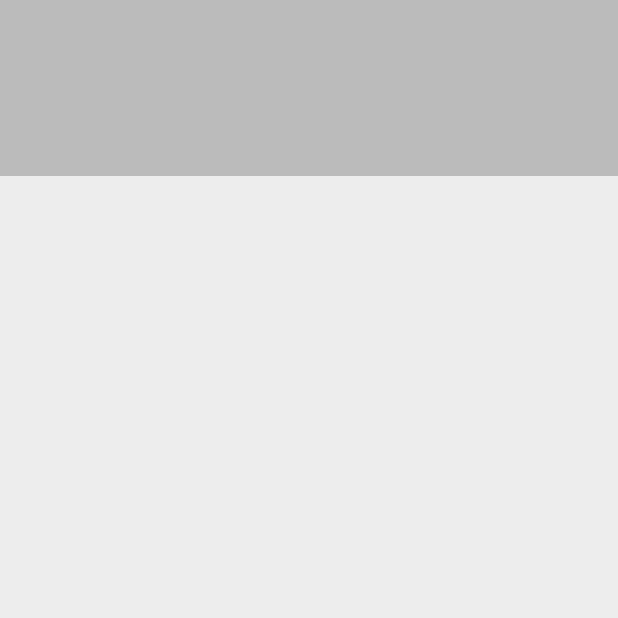
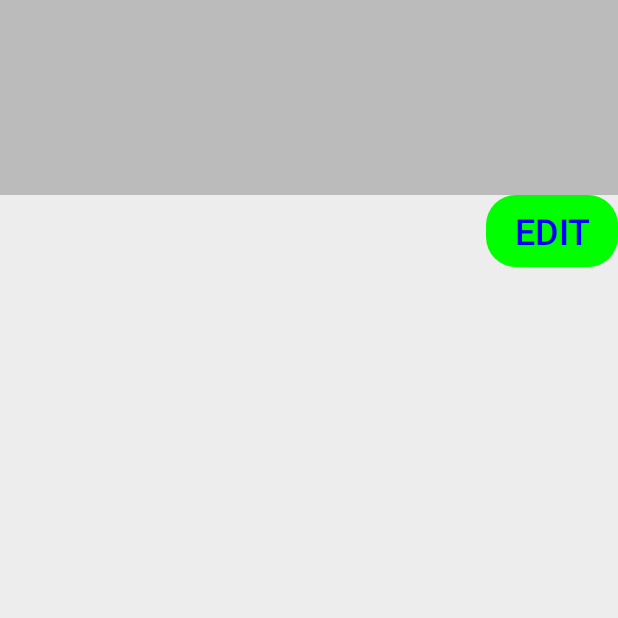
Before and after one commit to Daniel-Macharia/GBVProject, an Android app: the showFullJournalEntry screen opened directly, with no data from a screen before it, on a phone screen of 412 x 824 dp, the top half of it. Run offline under Robolectric (Android 15) with nearby library versions, the phone set to English and light mode, and no system bars.

Commit message:
finishing up

```diff
--- a/app/src/main/java/com/example/frats/showFullJournalEntry.java
+++ b/app/src/main/java/com/example/frats/showFullJournalEntry.java
@@ -2,6 +2,10 @@ package com.example.frats;
 
 import android.content.Intent;
 import android.os.Bundle;
+import android.view.View;
+import android.widget.Button;
+import android.widget.EditText;
+import android.widget.LinearLayout;
 import android.widget.TextView;
 import android.widget.Toast;
 
@@ -10,7 +14,9 @@ import androidx.appcompat.app.AppCompatActivity;
 public class showFullJournalEntry extends AppCompatActivity {
 
     TextView fullEntry;
+    EditText fullEntryEdit;
     TextView header;
+    Button edit;
     @Override
     protected void onCreate( Bundle savedInstanceState )
     {
@@ -21,12 +27,26 @@ public class showFullJournalEntry extends AppCompatActivity {
 
             header = findViewById( R.id.header );
             fullEntry = findViewById( R.id.fullEntry );
+            edit = findViewById( R.id.edit );
+            fullEntryEdit = findViewById( R.id.fullEntryEdit);
 
             Intent intent = getIntent();
             Bundle b = intent.getBundleExtra("data");
 
+            String entryText = b.getString("entry");
             header.setText( b.getString("header") );
-            fullEntry.setText( b.getString("entry") );
+            fullEntry.setText( entryText );
+
+            edit.setOnClickListener(new View.OnClickListener() {
+                @Override
+                public void onClick(View view) {
+                    Toast.makeText(showFullJournalEntry.this, "Clicked Edit", Toast.LENGTH_SHORT).show();
+
+                    fullEntryEdit.setText( entryText );
+                    fullEntryEdit.setHeight( fullEntry.getHeight() );
+                    fullEntry.setHeight(0);
+                }
+            });
 
         }catch( Exception e )
         {
--- a/app/src/main/java/com/example/frats/termsAndConditions.java
+++ b/app/src/main/java/com/example/frats/termsAndConditions.java
@@ -113,7 +113,7 @@ public class termsAndConditions extends AppCompatActivity {
 
                             if( workInfo.getState() != null )
                             {
-                                MyFirebaseUtilityClass.postNotification(getApplicationContext(),"Work Request State", workInfo.getState().name());
+                                MyFirebaseUtilityClass.postNotification(getApplicationContext(),5,"Work Request State", workInfo.getState().name());
                                 Toast.makeText(termsAndConditions.this, "Status changed " + workInfo.getState().name(), Toast.LENGTH_SHORT).show();
 
                             }
--- a/app/src/main/res/layout/show_full_journal_entry.xml
+++ b/app/src/main/res/layout/show_full_journal_entry.xml
@@ -10,20 +10,45 @@
         android:id="@+id/header"
         android:layout_width="match_parent"
         android:layout_height="0dp"
-        android:layout_weight="1"
+        android:layout_weight="1.5"
         android:background="@color/cream"
         android:gravity="center"
         android:textSize="24sp"
         android:textColor="@color/blue"
         />
+    <LinearLayout
+        android:layout_width="match_parent"
+        android:layout_height="0dp"
+        android:layout_weight="1"
+        android:gravity="end"
+        android:background="@color/cream2"
+        >
+
+        <Button
+            android:id="@+id/edit"
+            android:layout_width="wrap_content"
+            android:layout_height="wrap_content"
+            android:text="EDIT"
+            android:textSize="24sp"
+            android:textColor="@color/blue"
+            android:background="@drawable/input_rectangle"
+            android:backgroundTint="@color/green"
+            />
+
+    </LinearLayout>
 
     <ScrollView
         android:layout_width="match_parent"
         android:layout_height="0dp"
-        android:layout_weight="6"
+        android:layout_weight="7"
         android:background="@color/cream2"
         >
 
+        <LinearLayout
+            android:layout_width="match_parent"
+            android:layout_height="wrap_content"
+            android:orientation="vertical"
+            >
             <TextView
                 android:id="@+id/fullEntry"
                 android:layout_width="match_parent"
@@ -32,6 +57,15 @@
                 android:textColor="@color/blue"
                 android:textAlignment="textStart"
                 />
+            <EditText
+                android:id="@+id/fullEntryEdit"
+                android:layout_width="match_parent"
+                android:layout_height="0dp"
+                android:textSize="24sp"
+                android:textColor="@color/blue"
+                android:inputType="textAutoCorrect"
+                />
+        </LinearLayout>
 
     </ScrollView>
 
```
Also changed, not shown: app/src/main/java/com/example/frats/FirebaseWorker.java (+9 -4 lines), app/src/main/java/com/example/frats/MyFirebaseUtilityClass.java (+9 -8 lines), app/src/main/java/com/example/frats/MyNewWorker.java (added, +30 -0 lines), app/src/main/java/com/example/frats/homeViewActivity.java (+27 -7 lines), app/src/main/java/com/example/frats/journalEntry.java (+23 -0 lines), app/src/main/java/com/example/frats/login.java (+32 -6 lines). Lines whose indentation alone changed are shown as unchanged.
